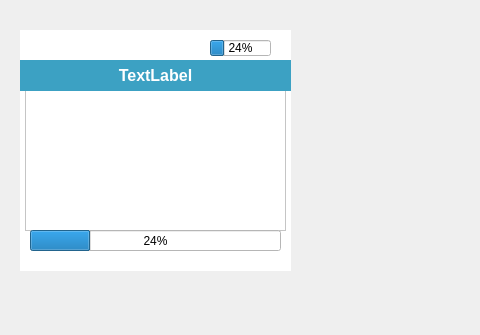
lasitha-amuwala/CES-Simulator, file mainwindow.ui: the form before one commit; both pictures show x 0 to 480 and y 0 to 335 of the 800 by 600 pixel window.
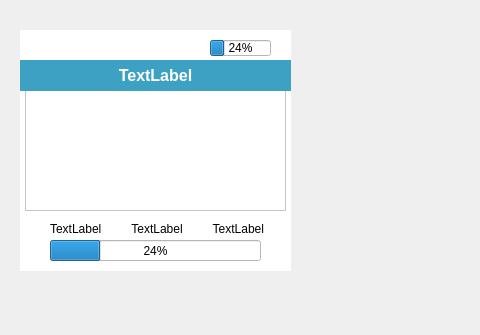
The form after the commit. Icons and pictures are not drawn.

Commit message: Added displayOptions function

What changed in the file:
```diff
--- a/mainwindow.ui
+++ b/mainwindow.ui
@@ -221,7 +221,7 @@
        <x>5</x>
        <y>60</y>
        <width>261</width>
-       <height>141</height>
+       <height>121</height>
       </rect>
      </property>
      <property name="styleSheet">
@@ -268,9 +268,9 @@
     <widget class="QProgressBar" name="progressBar_2">
      <property name="geometry">
       <rect>
-       <x>10</x>
-       <y>200</y>
-       <width>251</width>
+       <x>30</x>
+       <y>210</y>
+       <width>211</width>
        <height>21</height>
       </rect>
      </property>
@@ -294,6 +294,51 @@
       <number>24</number>
      </property>
     </widget>
+    <widget class="QLabel" name="frequencyLabel">
+     <property name="geometry">
+      <rect>
+       <x>30</x>
+       <y>190</y>
+       <width>54</width>
+       <height>17</height>
+      </rect>
+     </property>
+     <property name="text">
+      <string>TextLabel</string>
+     </property>
+    </widget>
+    <widget class="QLabel" name="waveformLabel">
+     <property name="geometry">
+      <rect>
+       <x>110</x>
+       <y>190</y>
+       <width>54</width>
+       <height>17</height>
+      </rect>
+     </property>
+     <property name="text">
+      <string>TextLabel</string>
+     </property>
+     <property name="alignment">
+      <set>Qt::AlignCenter</set>
+     </property>
+    </widget>
+    <widget class="QLabel" name="countdownLabel">
+     <property name="geometry">
+      <rect>
+       <x>190</x>
+       <y>190</y>
+       <width>54</width>
+       <height>17</height>
+      </rect>
+     </property>
+     <property name="text">
+      <string>TextLabel</string>
+     </property>
+     <property name="alignment">
+      <set>Qt::AlignRight|Qt::AlignTrailing|Qt::AlignVCenter</set>
+     </property>
+    </widget>
    </widget>
    <widget class="QPushButton" name="homeButton">
     <property name="geometry">
```
Left out of the diff: 3 changed lines with no effect on the pictures. The commit also changes 2 other files.
